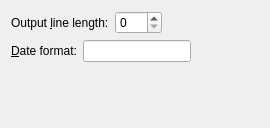
Old version of the form src/frontends/qt4/ui/PrefOutputUi.ui in the repository cburschka/lyx.
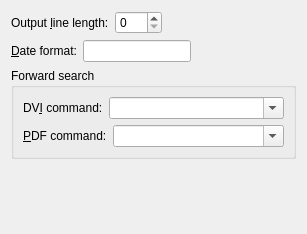
New version of the form.

Commit message: Guify forward search. No viewer set by default, which keeps context menu clean for uninterested users. Settings are hinted at combobox.

```diff
--- a/src/frontends/qt4/ui/PrefOutputUi.ui
+++ b/src/frontends/qt4/ui/PrefOutputUi.ui
@@ -5,14 +5,14 @@
    <rect>
     <x>0</x>
     <y>0</y>
-    <width>270</width>
-    <height>128</height>
+    <width>307</width>
+    <height>234</height>
    </rect>
   </property>
   <property name="windowTitle" >
    <string/>
   </property>
-  <layout class="QVBoxLayout" name="verticalLayout" >
+  <layout class="QVBoxLayout" name="verticalLayout_2" >
    <item>
     <layout class="QHBoxLayout" name="horizontalLayout_2" >
      <item>
@@ -96,6 +96,87 @@
      </item>
     </layout>
    </item>
+   <item>
+    <widget class="QGroupBox" name="groupBox" >
+     <property name="title" >
+      <string>Forward search</string>
+     </property>
+     <property name="flat" >
+      <bool>true</bool>
+     </property>
+     <property name="checkable" >
+      <bool>false</bool>
+     </property>
+     <layout class="QVBoxLayout" name="verticalLayout" >
+      <item>
+       <layout class="QHBoxLayout" name="horizontalLayout_3" >
+        <item>
+         <widget class="QLabel" name="label" >
+          <property name="sizePolicy" >
+           <sizepolicy vsizetype="Preferred" hsizetype="Preferred" >
+            <horstretch>0</horstretch>
+            <verstretch>0</verstretch>
+           </sizepolicy>
+          </property>
+          <property name="text" >
+           <string>DV&amp;I command:</string>
+          </property>
+          <property name="buddy" >
+           <cstring>dviCB</cstring>
+          </property>
+         </widget>
+        </item>
+        <item>
+         <widget class="QComboBox" name="dviCB" >
+          <property name="sizePolicy" >
+           <sizepolicy vsizetype="Fixed" hsizetype="MinimumExpanding" >
+            <horstretch>0</horstretch>
+            <verstretch>0</verstretch>
+           </sizepolicy>
+          </property>
+          <property name="editable" >
+           <bool>true</bool>
+          </property>
+         </widget>
+        </item>
+       </layout>
+      </item>
+      <item>
+       <layout class="QHBoxLayout" name="horizontalLayout_5" >
+        <item>
+         <widget class="QLabel" name="label_2" >
+          <property name="sizePolicy" >
+           <sizepolicy vsizetype="Preferred" hsizetype="Preferred" >
+            <horstretch>0</horstretch>
+            <verstretch>0</verstretch>
+           </sizepolicy>
+          </property>
+          <property name="text" >
+           <string>&amp;PDF command:</string>
+          </property>
+          <property name="buddy" >
+           <cstring>pdfCB</cstring>
+          </property>
+         </widget>
+        </item>
+        <item>
+         <widget class="QComboBox" name="pdfCB" >
+          <property name="sizePolicy" >
+           <sizepolicy vsizetype="Fixed" hsizetype="MinimumExpanding" >
+            <horstretch>0</horstretch>
+            <verstretch>0</verstretch>
+           </sizepolicy>
+          </property>
+          <property name="editable" >
+           <bool>true</bool>
+          </property>
+         </widget>
+        </item>
+       </layout>
+      </item>
+     </layout>
+    </widget>
+   </item>
    <item>
     <spacer name="verticalSpacer" >
      <property name="orientation" >
```
The commit also changes 5 other files.
